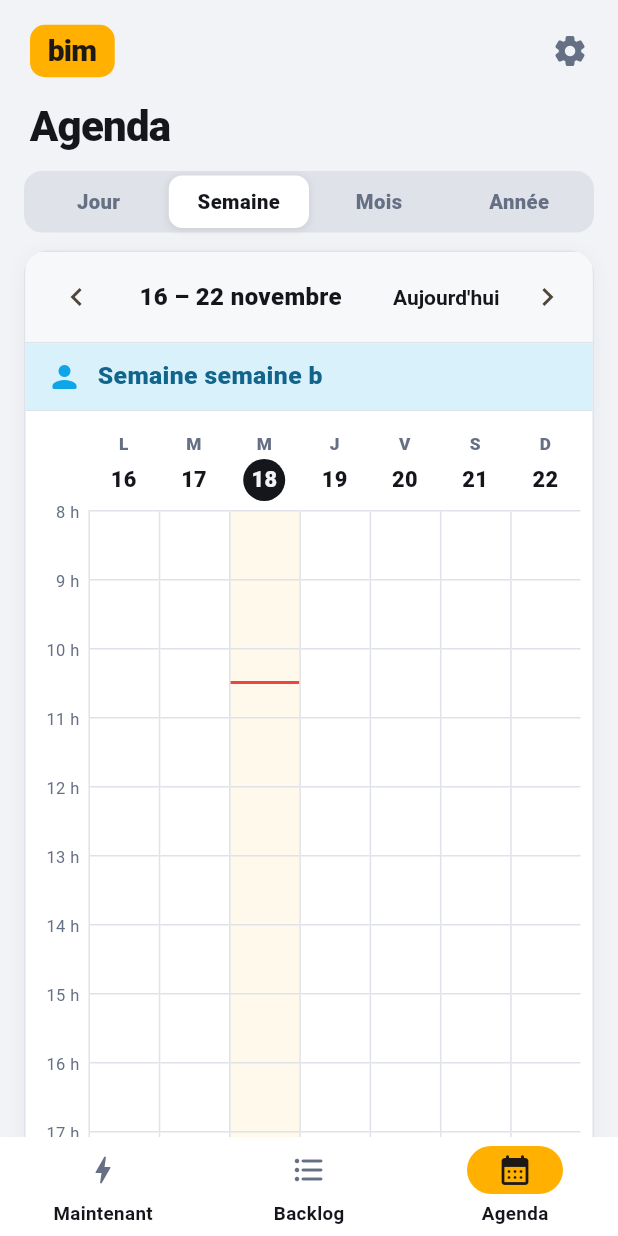
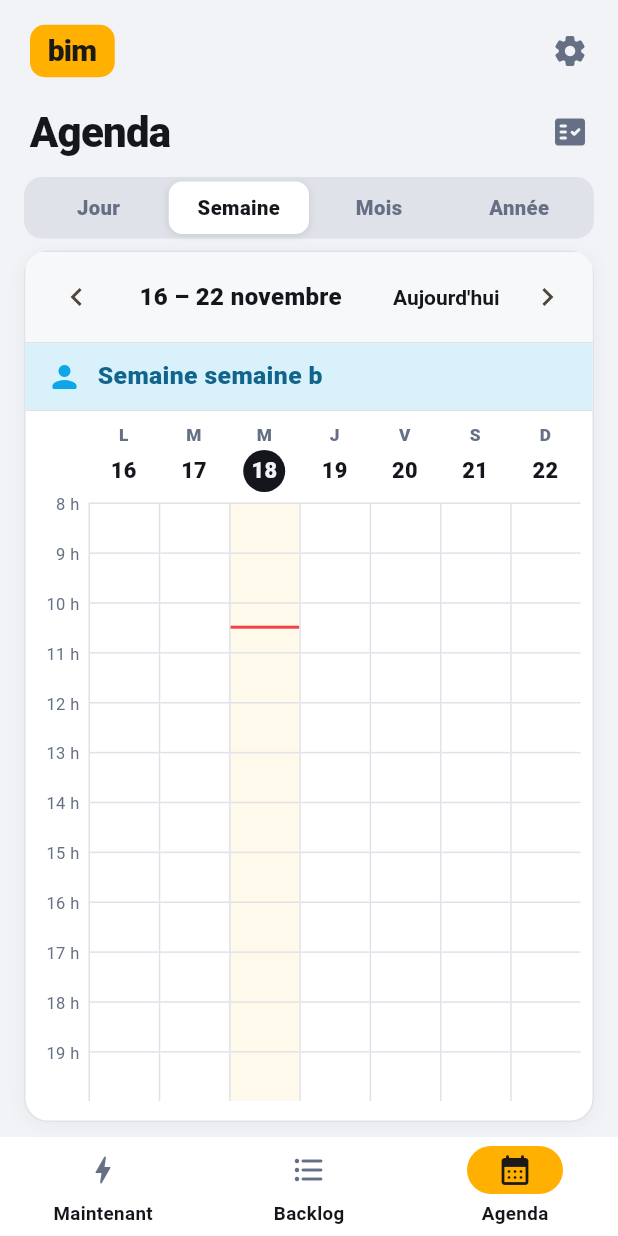
Before and after one commit to okhamfriction-png/bim, a Flutter app: the screen it shows after launch, item 3 of the bottom bar chosen, on a phone screen of 412 x 824 dp. Run offline on Flutter 3.47's test engine with Material 3 defaults, Android fonts, the phone set to English and light mode, and no system bars; our stand-ins replace shared_preferences, video_player, web; missing offline and left inert: dart:js_interop.

Commit message:
Agenda compact : semaine et jour tiennent dans la fenêtre, blocs avec icône
Co-Authored-By: Claude Fable 5.2 <noreply@anthropic.com>

```diff
--- a/lib/screens.dart
+++ b/lib/screens.dart
@@ -1008,12 +1008,29 @@ const _blockColors = [
 Color _blockColor(String label) =>
     _blockColors[label.codeUnits.fold<int>(0, (a, b) => a + b) % _blockColors.length];
 
+/// L'icône d'un bloc, d'après son nom.
+IconData _blockIcon(String label) {
+  final l = label.toLowerCase();
+  if (l.contains('sport')) return Icons.fitness_center_rounded;
+  if (l.contains('rue')) return Icons.record_voice_over_rounded;
+  if (l.contains('répét') || l.contains('repet') || l.contains('destiny')) {
+    return Icons.theater_comedy_rounded;
+  }
+  if (l.contains('écri') || l.contains('ecri')) return Icons.edit_rounded;
+  if (l.contains('vidéo') || l.contains('video') || l.contains('montage')) {
+    return Icons.videocam_rounded;
+  }
+  if (l.contains('lecture')) return Icons.menu_book_rounded;
+  return Icons.event_rounded;
+}
+
 /// Grille horaire façon agenda : les jours en colonnes, les heures en lignes,
 /// les blocs en rectangles de couleur placés à leur heure.
 class _TimeGrid extends StatelessWidget {
   final List<DateTime> days;
   final void Function(DateTime) onDay;
-  const _TimeGrid(this.days, {required this.onDay});
+  final double? height; // hauteur disponible : la grille s'y ajuste pour tout montrer
+  const _TimeGrid(this.days, {required this.onDay, this.height});
 
   @override
   Widget build(BuildContext context) {
@@ -1041,14 +1058,18 @@ class _TimeGrid extends StatelessWidget {
       }
     }
     final h0 = lo ~/ 60, h1 = ((hi + 59) ~/ 60).clamp(0, 24);
-    const hh = 46.0;
+    final hh = height == null
+        ? 46.0
+        : ((height! - (wide ? 8 : 60)) / (h1 - h0)).clamp(14.0, 80.0);
+    final step = hh < 20 ? 2 : 1; // heures trop serrées : une étiquette sur deux
     final total = (h1 - h0) * hh;
     double y(int m) => (m - h0 * 60) / 60 * hh;
 
     Widget box(String label, Color color, int start, int end,
         {double alpha = 1, IconData? icon, VoidCallback? onTap}) {
-      final height = (y(end) - y(start) - 2).clamp(18.0, total);
+      final height = (y(end) - y(start) - 2).clamp(16.0, total);
       final size = wide ? 14.5 : 10.5;
+      final tiny = height < 30;
       return Positioned(
         top: y(start) + 1,
         left: 2,
@@ -1057,11 +1078,16 @@ class _TimeGrid extends StatelessWidget {
         child: GestureDetector(
           onTap: onTap,
           child: Container(
-            padding: EdgeInsets.symmetric(horizontal: wide ? 10 : 3, vertical: wide ? 6 : 3),
+            padding: EdgeInsets.symmetric(
+                horizontal: wide ? 10 : 3, vertical: tiny ? 1 : (wide ? 6 : 3)),
             decoration: BoxDecoration(
                 color: color.withValues(alpha: alpha), borderRadius: BorderRadius.circular(7)),
             child: Column(crossAxisAlignment: CrossAxisAlignment.start, children: [
-              if (icon != null) Icon(icon, size: wide ? 16 : 12, color: Colors.white),
+              if (icon != null && !tiny)
+                Padding(
+                  padding: const EdgeInsets.only(bottom: 2),
+                  child: Icon(icon, size: wide ? 18 : 14, color: Colors.white),
+                ),
               Flexible(
                 child: Text(wide ? '$label  ·  ${hm(start)} – ${hm(end)}' : label,
                     overflow: TextOverflow.fade,
@@ -1080,7 +1106,7 @@ class _TimeGrid extends StatelessWidget {
     return Column(children: [
       if (!wide)
         Padding(
-          padding: const EdgeInsets.only(bottom: 6),
+          padding: EdgeInsets.zero,
           child: Row(children: [
             const SizedBox(width: 38),
             for (final d in days)
@@ -1111,12 +1137,13 @@ class _TimeGrid extends StatelessWidget {
               ),
           ]),
         ),
+      const SizedBox(height: 7),
       Row(crossAxisAlignment: CrossAxisAlignment.start, children: [
         SizedBox(
           width: 38,
           height: total,
           child: Stack(clipBehavior: Clip.none, children: [
-            for (var h = h0; h < h1; h++)
+            for (var h = h0; h < h1; h += step)
               Positioned(
                   top: y(h * 60) - 7,
                   right: 6,
@@ -1142,9 +1169,7 @@ class _TimeGrid extends StatelessWidget {
                     final st = s.statusOf(o);
                     return box(o.block.label, _blockColor(o.block.label), o.start, o.end,
                         alpha: st == 'manque' || st == 'hors' ? .4 : 1,
-                        icon: st == 'tenu'
-                            ? Icons.check_circle
-                            : (o.moved ? Icons.swap_horiz_rounded : null),
+                        icon: st == 'tenu' ? Icons.check_circle : _blockIcon(o.block.label),
                         onTap: st == 'attente'
                             ? () => sheet(context, MoveSheet(o, Schedule.mondayOf(d)))
                             : null);
@@ -1230,31 +1255,7 @@ class _AgendaScreenState extends State<AgendaScreen> {
     };
     final body = <Widget>[];
     if (view == 'jour' || view == 'semaine') {
-      body.add(_WeekBadge(cursor));
-      body.add(_TimeGrid(
-          view == 'jour' ? [cursor] : [for (var i = 0; i < 7; i++) _day(monday, i)],
-          onDay: (d) => go('jour', d)));
-      final hints = view == 'semaine'
-          ? {for (var i = 0; i < 7; i++) ...s.hints(_day(monday, i)).map((h) => h.label)}
-          : <String>{};
-      if (hints.isNotEmpty) {
-        body.add(Padding(
-          padding: const EdgeInsets.only(top: 12),
-          child: Row(crossAxisAlignment: CrossAxisAlignment.start, children: [
-            const Icon(Icons.family_restroom_rounded, size: 16, color: _kids),
-            const SizedBox(width: 8),
-            Expanded(
-                child: Text(hints.join(' · '),
-                    style: TextStyle(color: p.sub, fontSize: 13))),
-          ]),
-        ));
-      }
-      body.add(const SizedBox(height: 16));
-      body.add(OutlinedButton.icon(
-          onPressed: () => openReview(context),
-          style: OutlinedButton.styleFrom(padding: const EdgeInsets.symmetric(vertical: 14)),
-          icon: const Icon(Icons.fact_check_rounded),
-          label: const Text('Revue de la semaine')));
+      // construit plus bas, ajusté à la hauteur de la fenêtre
     } else if (view == 'mois') {
       body.add(const _Legend());
       body.add(_MonthGrid(cursor.year, cursor.month, big: true, onDay: (d) => go('jour', d)));
@@ -1291,30 +1292,31 @@ class _AgendaScreenState extends State<AgendaScreen> {
     }
 
     final grid = view == 'jour' || view == 'semaine';
-    return ListView(padding: const EdgeInsets.only(bottom: 40), children: [
-      Padding(
-        padding: const EdgeInsets.fromLTRB(20, 0, 16, 10),
+    final top = Padding(
+      padding: const EdgeInsets.fromLTRB(20, 0, 8, 6),
       child: Row(children: [
         Expanded(
           child: Text('Agenda',
               style: TextStyle(
-                    fontSize: 28,
-                    fontWeight: FontWeight.w900,
-                    letterSpacing: -.5,
-                    color: p.ink)),
+                  fontSize: 28, fontWeight: FontWeight.w900, letterSpacing: -.5, color: p.ink)),
         ),
         if (planned > 0 && grid)
           Pill('Blocs tenus  $held / $planned', _statusColors['tenu']!,
               icon: Icons.check_circle_rounded),
-        ]),
-      ),
-      Padding(
+        if (grid)
+          IconButton(
+              tooltip: 'Revue de la semaine',
+              onPressed: () => openReview(context),
+              icon: Icon(Icons.fact_check_rounded, color: p.sub))
+        else
+          const SizedBox(width: 8, height: 48),
+      ]),
+    );
+    final tabs = Padding(
       padding: const EdgeInsets.symmetric(horizontal: 16),
       child: Segmented(agendaViews, view, (v) => setState(() => view = v), expand: true),
-      ),
-      const SizedBox(height: 6),
-      Panel(
-        header: Row(children: [
+    );
+    final nav = Row(children: [
       IconButton(
           tooltip: 'Précédent',
           visualDensity: VisualDensity.compact,
@@ -1334,23 +1336,45 @@ class _AgendaScreenState extends State<AgendaScreen> {
           visualDensity: VisualDensity.compact,
           onPressed: () => shift(1),
           icon: const Icon(Icons.chevron_right)),
-        ]),
+    ]);
+
+    // Semaine et jour : vue d'ensemble, tout tient dans la fenêtre.
+    if (grid) {
+      return Column(crossAxisAlignment: CrossAxisAlignment.stretch, children: [
+        top,
+        tabs,
+        Expanded(
+          child: Panel(
+            fill: true,
+            margin: const EdgeInsets.fromLTRB(16, 8, 16, 10),
+            header: nav,
             children: [
-          if (grid) body.first,
-          Padding(
-            padding: EdgeInsets.fromLTRB(grid ? 4 : 14, 14, grid ? 8 : 14, 14),
-            child: Column(
-                crossAxisAlignment: CrossAxisAlignment.stretch,
-                children: grid ? [body[1]] : body),
+              _WeekBadge(cursor),
+              Padding(
+                padding: const EdgeInsets.fromLTRB(4, 8, 8, 6),
+                child: LayoutBuilder(
+                  builder: (context, box) => _TimeGrid(
+                      view == 'jour' ? [cursor] : [for (var i = 0; i < 7; i++) _day(monday, i)],
+                      height: box.maxHeight,
+                      onDay: (d) => go('jour', d)),
+                ),
               ),
             ],
           ),
-      if (grid)
-        Padding(
-          padding: const EdgeInsets.fromLTRB(16, 6, 16, 0),
-          child: Column(
-              crossAxisAlignment: CrossAxisAlignment.stretch, children: body.sublist(2)),
-        ),
+        ),
+      ]);
+    }
+
+    return ListView(padding: const EdgeInsets.only(bottom: 40), children: [
+      top,
+      tabs,
+      const SizedBox(height: 6),
+      Panel(header: nav, children: [
+        Padding(
+          padding: const EdgeInsets.all(14),
+          child: Column(crossAxisAlignment: CrossAxisAlignment.stretch, children: body),
+        ),
+      ]),
     ]);
   }
 }
--- a/lib/ui.dart
+++ b/lib/ui.dart
@@ -105,8 +105,10 @@ class Panel extends StatelessWidget {
   final List<Widget> children;
   final Color? accent;
   final EdgeInsetsGeometry margin;
+  final bool fill; // la dernière ligne prend toute la hauteur restante
   const Panel(
       {this.header,
+      this.fill = false,
       required this.children,
       this.accent,
       this.margin = const EdgeInsets.fromLTRB(16, 6, 16, 6),
@@ -140,7 +142,7 @@ class Panel extends StatelessWidget {
           ),
         for (var i = 0; i < children.length; i++) ...[
           if (i > 0 || header != null) Container(height: 1, color: p.line),
-          children[i],
+          if (fill && i == children.length - 1) Expanded(child: children[i]) else children[i],
         ],
       ]),
     );
```
Lines whose indentation alone changed are shown as unchanged.
